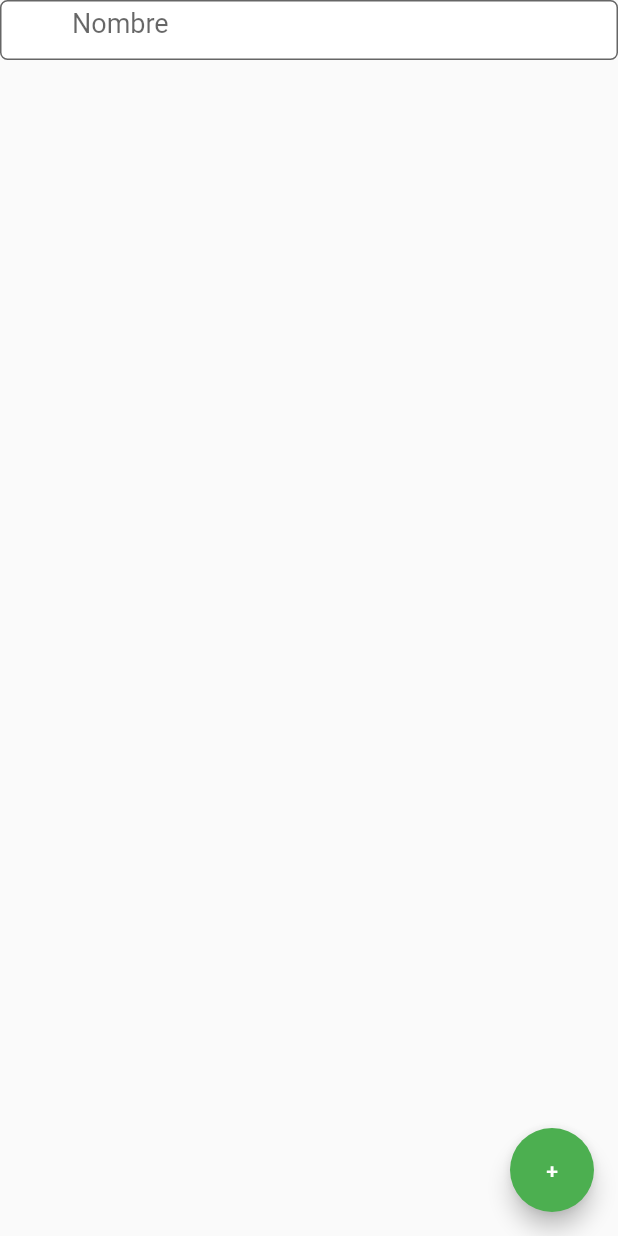
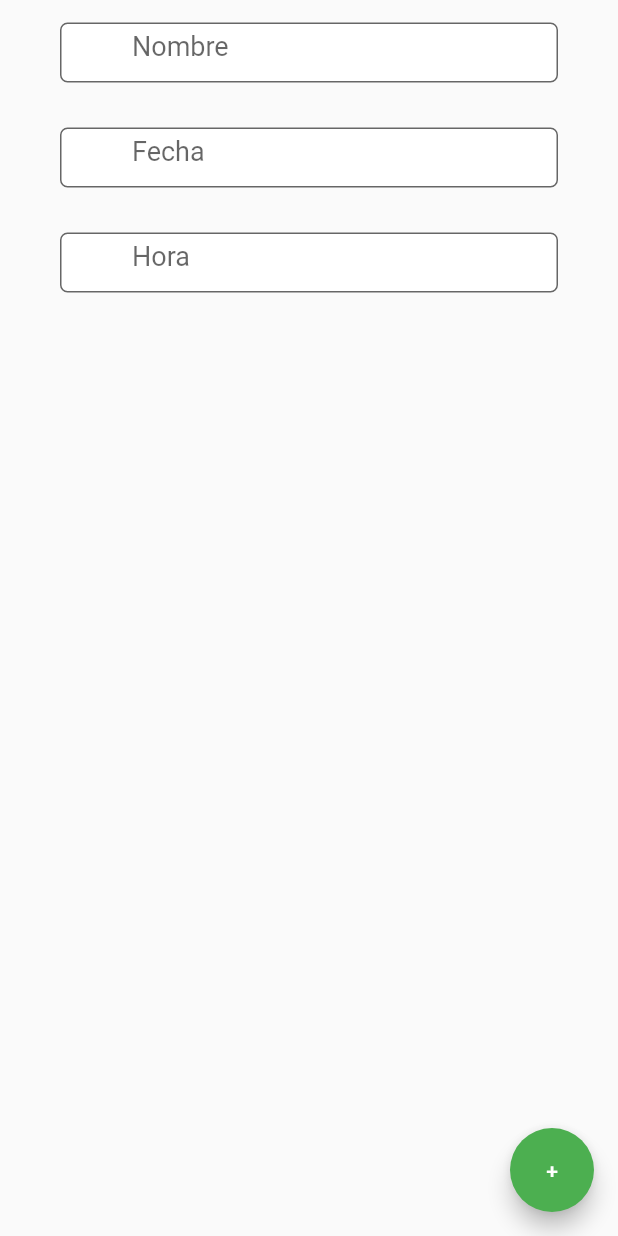
Before and after one commit to SergioSuarez11/calendar-app, a Flutter app: the screen it shows after launch, after a tap on an icon or button, on a phone screen of 412 x 824 dp. Run offline on Flutter 3.47's test engine with Material 2 defaults, Android fonts, the phone set to English and light mode, and no system bars; our stand-ins replace syncfusion_flutter_calendar.

Commit message:
Design Formulario

```diff
--- a/lib/src/pages/formulario.dart
+++ b/lib/src/pages/formulario.dart
@@ -27,6 +27,14 @@ class _FormularioState extends State<Formulario> {
               text: "Nombre",
               keyboard: TextInputType.text,
             ),
+            TextFieldContainer(
+              text: "Fecha",
+              keyboard: TextInputType.text,
+            ),
+            TextFieldContainer(
+              text: "Hora",
+              keyboard: TextInputType.text,
+            ),
           ],
         ),
       ),
--- a/lib/src/widgets/TextFieldContainer.dart
+++ b/lib/src/widgets/TextFieldContainer.dart
@@ -25,7 +25,7 @@ class _TextFieldContainerState extends State<TextFieldContainer> {
   @override
   Widget build(BuildContext context) {
     return Container(
-      margin: EdgeInsets.symmetric(vertical: 0),
+      margin: EdgeInsets.symmetric(vertical: 15, horizontal: 40),
       constraints: BoxConstraints(maxHeight: 40),
       child: TextFormField(
           keyboardType: widget.keyboard,
```
Also changed, not shown: lib/src/pages/Request_page.dart (deleted, +0 -109 lines).
